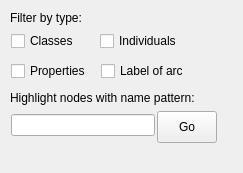
ZongleiJiao/OntologyViewer, file plugins/fileio/ontology/filterdockwidget.ui: the form before one commit.
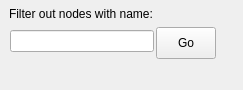
The form after the commit.

Diff of the .ui file:
```diff
--- a/plugins/fileio/ontology/filterdockwidget.ui
+++ b/plugins/fileio/ontology/filterdockwidget.ui
@@ -7,96 +7,31 @@
     <x>0</x>
     <y>0</y>
     <width>243</width>
-    <height>173</height>
+    <height>90</height>
    </rect>
   </property>
   <property name="windowTitle">
    <string>Filter</string>
   </property>
   <widget class="QWidget" name="dockWidgetContents">
-   <widget class="QCheckBox" name="checkBox">
-    <property name="geometry">
-     <rect>
-      <x>11</x>
-      <y>61</y>
-      <width>89</width>
-      <height>20</height>
-     </rect>
-    </property>
-    <property name="text">
-     <string>Properties</string>
-    </property>
-   </widget>
-   <widget class="QCheckBox" name="checkBox_3">
-    <property name="geometry">
-     <rect>
-      <x>11</x>
-      <y>31</y>
-      <width>73</width>
-      <height>20</height>
-     </rect>
-    </property>
-    <property name="text">
-     <string>Classes</string>
-    </property>
-   </widget>
-   <widget class="QCheckBox" name="checkBox_4">
-    <property name="geometry">
-     <rect>
-      <x>100</x>
-      <y>31</y>
-      <width>93</width>
-      <height>20</height>
-     </rect>
-    </property>
-    <property name="text">
-     <string>Individuals</string>
-    </property>
-   </widget>
-   <widget class="QLabel" name="label">
-    <property name="geometry">
-     <rect>
-      <x>10</x>
-      <y>10</y>
-      <width>101</width>
-      <height>16</height>
-     </rect>
-    </property>
-    <property name="text">
-     <string>Filter by type:</string>
-    </property>
-   </widget>
-   <widget class="QCheckBox" name="checkBox_2">
-    <property name="geometry">
-     <rect>
-      <x>101</x>
-      <y>61</y>
-      <width>99</width>
-      <height>20</height>
-     </rect>
-    </property>
-    <property name="text">
-     <string>Label of arc</string>
-    </property>
-   </widget>
    <widget class="QLabel" name="label_2">
     <property name="geometry">
      <rect>
-      <x>10</x>
-      <y>90</y>
+      <x>9</x>
+      <y>6</y>
       <width>231</width>
       <height>16</height>
      </rect>
     </property>
     <property name="text">
-     <string>Highlight nodes with name pattern:</string>
+     <string>Filter out nodes with name:</string>
     </property>
    </widget>
    <widget class="QLineEdit" name="lineEdit">
     <property name="geometry">
      <rect>
-      <x>11</x>
-      <y>114</y>
+      <x>10</x>
+      <y>30</y>
       <width>144</width>
       <height>22</height>
      </rect>
@@ -105,8 +40,8 @@
    <widget class="QPushButton" name="pushButton">
     <property name="geometry">
      <rect>
-      <x>157</x>
-      <y>111</y>
+      <x>156</x>
+      <y>27</y>
       <width>60</width>
       <height>32</height>
      </rect>
```
